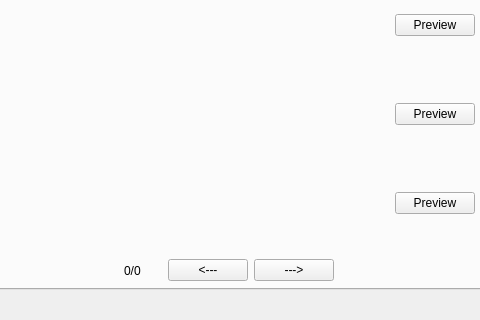
Qt form AnimeSTProvider.ui (BlinkBP/AnimeSTProvider) before a commit; both pictures show x 498 to 978 and y 350 to 670 of the 1090 by 670 pixel window.
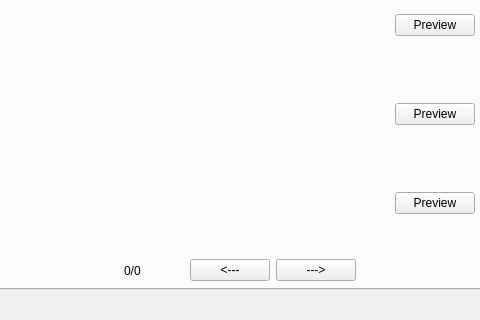
The same form after that commit.

Commit message: +Release (1.0.0 version) commit +App now checks if user is logged in etc. when user hits buttons and shows error dialogs when he isn't +App now gives messages on loaded search results and such +Added simple icon

Patch:
```diff
--- a/AnimeSTProvider.ui
+++ b/AnimeSTProvider.ui
@@ -782,7 +782,7 @@
        <rect>
         <x>610</x>
         <y>560</y>
-        <width>210</width>
+        <width>232</width>
         <height>31</height>
        </rect>
       </property>
```
Left out of the diff: 2 changed lines with no effect on the pictures. The commit also changes 6 other files.
